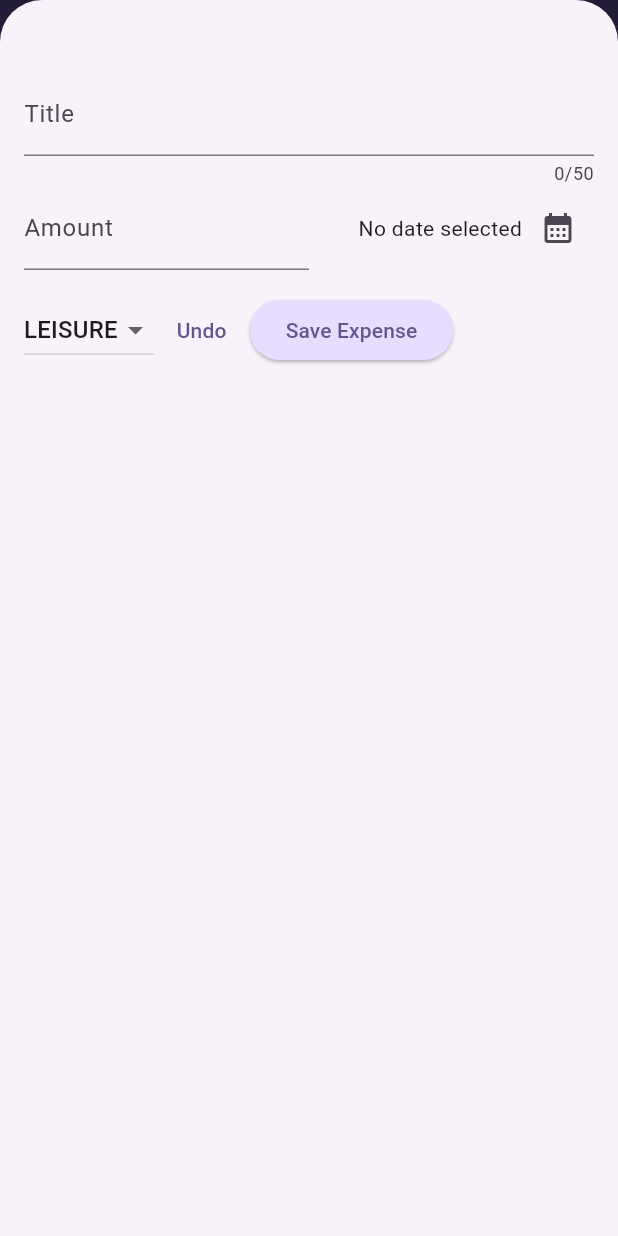
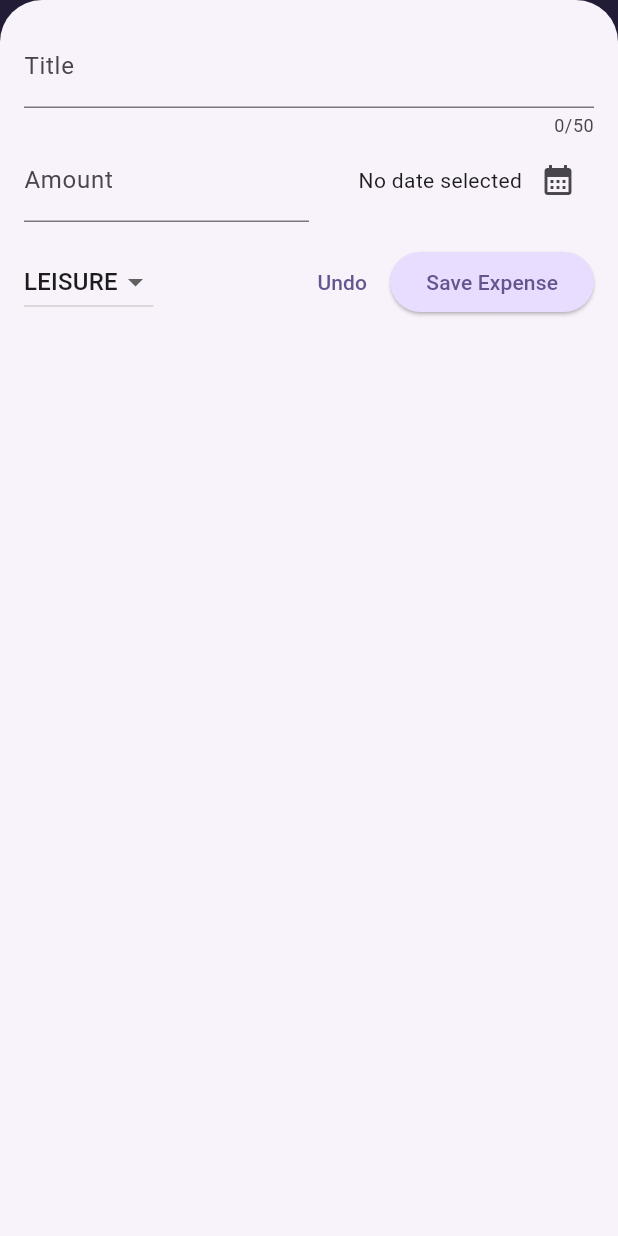
Before and after one commit to h4fef/flutter, a Flutter app: the screen it shows after launch, after a tap on the "add" icon, on a phone screen of 412 x 824 dp. Run offline on Flutter 3.47's test engine with Material 3 defaults, Android fonts, the phone set to English and light mode, and no system bars; our stand-ins replace google_fonts.

Commit message:
fine capitolo

```diff
--- a/expense_tracker/lib/expanses.dart
+++ b/expense_tracker/lib/expanses.dart
@@ -1,4 +1,5 @@
 import 'package:expense_tracker/new_expense.dart';
+import 'package:expense_tracker/widgets/chart/chart.dart';
 import 'package:expense_tracker/widgets/expenses_list/expenses_list.dart';
 import 'package:expense_tracker/models/expense.dart';
 import 'package:flutter/material.dart';
@@ -28,10 +29,15 @@ class _ExpansesState extends State<Expanses> {
 
   void _openAddExpense() {
     showModalBottomSheet(
+      useSafeArea: true,
       isScrollControlled: true,
       context: context,
       builder: (ctx) => NewExpense(
         onAdd: _addExpense,
+      ),
+      constraints: BoxConstraints(
+        minWidth: 0,
+        maxWidth: MediaQuery.of(context).size.width,
       ),
     );
   }
@@ -65,6 +71,7 @@ class _ExpansesState extends State<Expanses> {
 
   @override
   Widget build(BuildContext context) {
+    final width = MediaQuery.of(context).size.width;
     Widget mainContent =
         const Center(child: Text('No expenses found. Start adding some!'));
     if (_registeredExpenses.isNotEmpty) {
@@ -83,12 +90,23 @@ class _ExpansesState extends State<Expanses> {
           ),
         ],
       ),
-      body: Column(
-        children: [
-          const Text('chart'),
-          Expanded(child: mainContent),
-        ],
-      ),
+      body: width <= 600
+          ? Column(
+              children: [
+                Chart(expenses: _registeredExpenses),
+                Expanded(child: mainContent),
+              ],
+            )
+          : Row(
+              children: [
+                Expanded(
+                  child: Chart(
+                    expenses: _registeredExpenses,
+                  ),
+                ),
+                Expanded(child: mainContent),
+              ],
+            ),
     );
   }
 }
--- a/expense_tracker/lib/main.dart
+++ b/expense_tracker/lib/main.dart
@@ -1,5 +1,6 @@
 import 'package:expense_tracker/expanses.dart';
 import 'package:flutter/material.dart';
+// import 'package:flutter/services.dart';
 
 var kColorScheme = ColorScheme.fromSeed(
   seedColor: const Color.fromARGB(255, 96, 59, 181),
@@ -11,6 +12,9 @@ var kDarkScheme = ColorScheme.fromSeed(
 );
 
 void main() {
+  // WidgetsFlutterBinding.ensureInitialized();
+  // SystemChrome.setPreferredOrientations([DeviceOrientation.portraitUp])
+  //     .then((fn) {
   runApp(
     MaterialApp(
       theme: ThemeData().copyWith(
@@ -57,4 +61,5 @@ void main() {
       home: const Expanses(),
     ),
   );
+  // });
 }
--- a/expense_tracker/lib/new_expense.dart
+++ b/expense_tracker/lib/new_expense.dart
@@ -1,4 +1,7 @@
+import 'dart:io';
+
 import 'package:expense_tracker/models/expense.dart';
+import 'package:flutter/cupertino.dart';
 import 'package:flutter/material.dart';
 
 class NewExpense extends StatefulWidget {
@@ -15,12 +18,23 @@ class _NewExpenseState extends State<NewExpense> {
   DateTime? _selectedDate;
   Category _selecteCategory = Category.leisure;
 
-  void _submit() {
-    final enteredAmount = double.tryParse(_amountController.text);
-    final amountIsInvalid = (enteredAmount == null) || (enteredAmount <= 0);
-    if (_titleController.text.trim().isEmpty ||
-        amountIsInvalid ||
-        _selectedDate == null) {
+  void _showDialog() {
+    if (Platform.isIOS) {
+      showCupertinoDialog(
+        context: context,
+        builder: (ctx) => CupertinoAlertDialog(
+          title: const Text('Invalid Input'),
+          content: const Text('Please enter valid value'),
+          actions: [
+            TextButton(
+                onPressed: () {
+                  Navigator.pop(ctx);
+                },
+                child: const Text('Close'))
+          ],
+        ),
+      );
+    } else {
       showDialog(
         context: context,
         builder: (ctx) => AlertDialog(
@@ -35,6 +49,16 @@ class _NewExpenseState extends State<NewExpense> {
           ],
         ),
       );
+    }
+  }
+
+  void _submit() {
+    final enteredAmount = double.tryParse(_amountController.text);
+    final amountIsInvalid = (enteredAmount == null) || (enteredAmount <= 0);
+    if (_titleController.text.trim().isEmpty ||
+        amountIsInvalid ||
+        _selectedDate == null) {
+      _showDialog();
       return;
     }
 
@@ -70,10 +94,45 @@ class _NewExpenseState extends State<NewExpense> {
 
   @override
   Widget build(BuildContext context) {
-    return Padding(
-      padding: const EdgeInsets.fromLTRB(16, 48, 16, 16),
+    final overlappingBottom = MediaQuery.of(context).viewInsets.bottom;
+    return LayoutBuilder(builder: (ctx, constraints) {
+      final width = constraints.maxWidth;
+      return SizedBox(
+        height: double.infinity,
+        child: SingleChildScrollView(
+          child: Padding(
+            padding: EdgeInsets.fromLTRB(16, 16, 16, overlappingBottom + 16),
             child: Column(
               children: [
+                if (width >= 600)
+                  Row(
+                    crossAxisAlignment: CrossAxisAlignment.start,
+                    children: [
+                      Expanded(
+                        child: TextField(
+                          controller: _titleController,
+                          maxLength: 50,
+                          decoration: const InputDecoration(
+                            label: Text('Title'),
+                          ),
+                        ),
+                      ),
+                      const SizedBox(
+                        width: 24,
+                      ),
+                      Expanded(
+                        child: TextField(
+                          controller: _amountController,
+                          keyboardType: TextInputType.number,
+                          decoration: const InputDecoration(
+                            prefixText: '\$',
+                            label: Text('Amount'),
+                          ),
+                        ),
+                      ),
+                    ],
+                  )
+                else
                   TextField(
                     controller: _titleController,
                     maxLength: 50,
@@ -81,6 +140,47 @@ class _NewExpenseState extends State<NewExpense> {
                       label: Text('Title'),
                     ),
                   ),
+                if (width >= 600)
+                  Row(
+                    children: [
+                      DropdownButton(
+                        value: _selecteCategory,
+                        items: Category.values.map((item) {
+                          return DropdownMenuItem(
+                            value: item,
+                            child: Text(
+                              item.name.toUpperCase(),
+                            ),
+                          );
+                        }).toList(),
+                        onChanged: (value) {
+                          if (value == null) return;
+                          setState(() {
+                            _selecteCategory = value;
+                          });
+                        },
+                      ),
+                      const SizedBox(
+                        width: 24,
+                      ),
+                      Expanded(
+                        child: Row(
+                          mainAxisAlignment: MainAxisAlignment.end,
+                          crossAxisAlignment: CrossAxisAlignment.center,
+                          children: [
+                            Text(_selectedDate == null
+                                ? 'No date selected'
+                                : formatter.format(_selectedDate!)),
+                            IconButton(
+                              onPressed: _presentDatePicker,
+                              icon: const Icon(Icons.calendar_month),
+                            ),
+                          ],
+                        ),
+                      ),
+                    ],
+                  )
+                else
                   Row(
                     children: [
                       Expanded(
@@ -116,6 +216,23 @@ class _NewExpenseState extends State<NewExpense> {
                 const SizedBox(
                   height: 16,
                 ),
+                if (width >= 600)
+                  Row(
+                    children: [
+                      const Spacer(),
+                      TextButton(
+                        child: const Text('Undo'),
+                        onPressed: () {
+                          Navigator.pop(context);
+                        },
+                      ),
+                      ElevatedButton(
+                        onPressed: _submit,
+                        child: const Text('Save Expense'),
+                      ),
+                    ],
+                  )
+                else
                   Row(
                     children: [
                       DropdownButton(
@@ -135,6 +252,7 @@ class _NewExpenseState extends State<NewExpense> {
                           });
                         },
                       ),
+                      const Spacer(),
                       TextButton(
                         child: const Text('Undo'),
                         onPressed: () {
@@ -146,9 +264,12 @@ class _NewExpenseState extends State<NewExpense> {
                         child: const Text('Save Expense'),
                       ),
                     ],
-          )
+                  ),
               ],
             ),
+          ),
+        ),
       );
+    });
   }
 }
--- /dev/null
+++ b/expense_tracker/lib/widgets/chart/chart.dart
@@ -0,0 +1,94 @@
+import 'package:flutter/material.dart';
+import 'package:expense_tracker/widgets/chart/chart_bar.dart';
+import 'package:expense_tracker/models/expense.dart';
+
+class Chart extends StatelessWidget {
+  const Chart({super.key, required this.expenses});
+
+  final List<Expense> expenses;
+
+  List<ExpenseBucket> get buckets {
+    return [
+      ExpenseBucket.forCategory(expenses, Category.food),
+      ExpenseBucket.forCategory(expenses, Category.leisure),
+      ExpenseBucket.forCategory(expenses, Category.travel),
+      ExpenseBucket.forCategory(expenses, Category.work),
+    ];
+  }
+
+  double get maxTotalExpense {
+    double maxTotalExpense = 0;
+
+    for (final bucket in buckets) {
+      if (bucket.totalExpenses > maxTotalExpense) {
+        maxTotalExpense = bucket.totalExpenses;
+      }
+    }
+
+    return maxTotalExpense;
+  }
+
+  @override
+  Widget build(BuildContext context) {
+    final isDarkMode =
+        MediaQuery.of(context).platformBrightness == Brightness.dark;
+    return Container(
+      margin: const EdgeInsets.all(16),
+      padding: const EdgeInsets.symmetric(
+        vertical: 16,
+        horizontal: 8,
+      ),
+      width: double.infinity,
+      height: 180,
+      decoration: BoxDecoration(
+        borderRadius: BorderRadius.circular(8),
+        gradient: LinearGradient(
+          colors: [
+            Theme.of(context).colorScheme.primary.withOpacity(0.3),
+            Theme.of(context).colorScheme.primary.withOpacity(0.0)
+          ],
+          begin: Alignment.bottomCenter,
+          end: Alignment.topCenter,
+        ),
+      ),
+      child: Column(
+        children: [
+          Expanded(
+            child: Row(
+              crossAxisAlignment: CrossAxisAlignment.end,
+              children: [
+                for (final bucket in buckets) // alternative to map()
+                  ChartBar(
+                    fill: bucket.totalExpenses == 0
+                        ? 0
+                        : bucket.totalExpenses / maxTotalExpense,
+                  )
+              ],
+            ),
+          ),
+          const SizedBox(height: 12),
+          Row(
+            children: buckets
+                .map(
+                  (bucket) => Expanded(
+                    child: Padding(
+                      padding: const EdgeInsets.symmetric(horizontal: 4),
+                      child: Icon(
+                        categoryIcons[bucket.category],
+                        color: isDarkMode
+                            ? Theme.of(context).colorScheme.secondary
+                            : Theme.of(context)
+                                .colorScheme
+                                .primary
+                                .withOpacity(0.7),
+                      ),
+                    ),
+                  ),
+                )
+                .toList(),
+          )
+        ],
+      ),
+    );
+  }
+}
--- /dev/null
+++ b/expense_tracker/lib/widgets/chart/chart_bar.dart
@@ -0,0 +1,34 @@
+import 'package:flutter/material.dart';
+
+class ChartBar extends StatelessWidget {
+  const ChartBar({
+    super.key,
+    required this.fill,
+  });
+
+  final double fill;
+
+  @override
+  Widget build(BuildContext context) {
+    final isDarkMode =
+        MediaQuery.of(context).platformBrightness == Brightness.dark;
+    return Expanded(
+      child: Padding(
+        padding: const EdgeInsets.symmetric(horizontal: 4),
+        child: FractionallySizedBox(
+          heightFactor: fill,
+          child: DecoratedBox(
+            decoration: BoxDecoration(
+              shape: BoxShape.rectangle,
+              borderRadius:
+                  const BorderRadius.vertical(top: Radius.circular(8)),
+              color: isDarkMode
+                  ? Theme.of(context).colorScheme.secondary
+                  : Theme.of(context).colorScheme.primary.withOpacity(0.65),
+            ),
+          ),
+        ),
+      ),
+    );
+  }
+}
```
Lines whose indentation alone changed are shown as unchanged.
